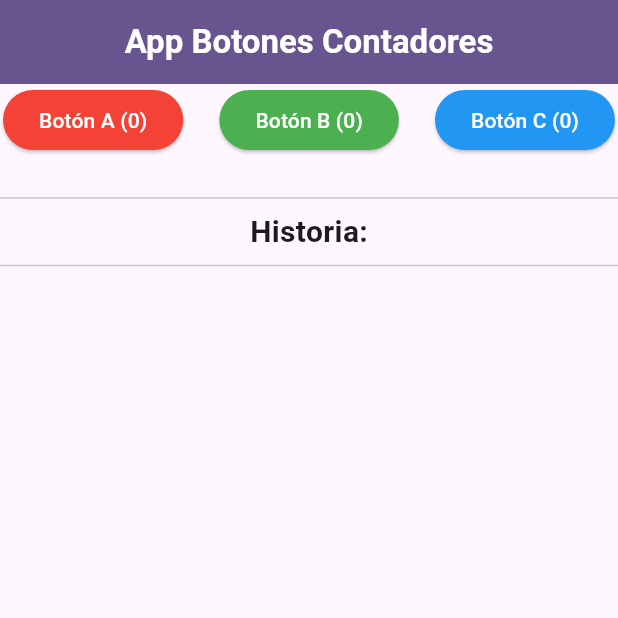
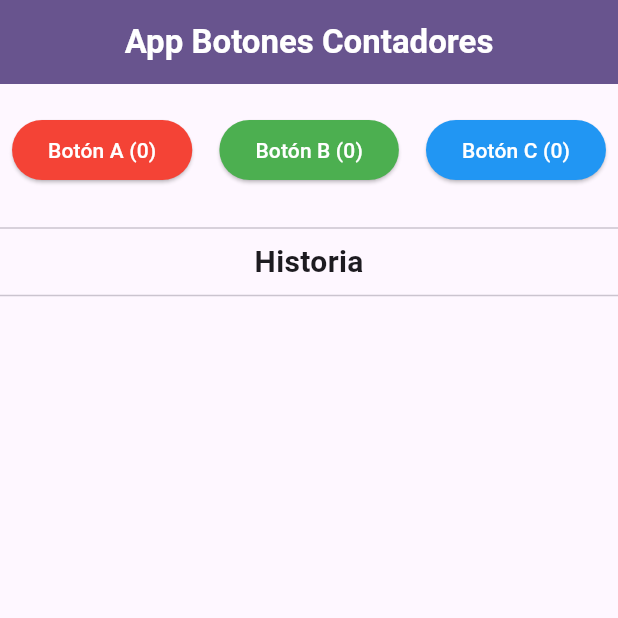
Before and after one commit to esnavarrog/test_redcomercio, a Flutter app: the screen it shows after launch, on a phone screen of 412 x 824 dp, the top half of it. Run offline on Flutter 3.47's test engine with Material 3 defaults, Android fonts, the light colour scheme and no system bars.

Commit message:
Adjust button spacing and update text label in home view

```diff
--- a/lib/views/home_view.dart
+++ b/lib/views/home_view.dart
@@ -41,9 +41,10 @@ class _HomeViewState extends State<HomeView> {
       ),
       body: Column(
         children: [
+          const SizedBox(height: 20),
           Row(
             mainAxisAlignment: MainAxisAlignment.spaceAround,
-            spacing: 20,
+            spacing: 2,
             children:
                 _controller.buttons.map((button) {
                   return ElevatedButton(
@@ -61,7 +62,7 @@ class _HomeViewState extends State<HomeView> {
           const SizedBox(height: 20),
           const Divider(),
           const Text(
-            'Historia:',
+            'Historia',
             style: TextStyle(fontSize: 20, fontWeight: FontWeight.bold),
           ),
           const Divider(),
```
